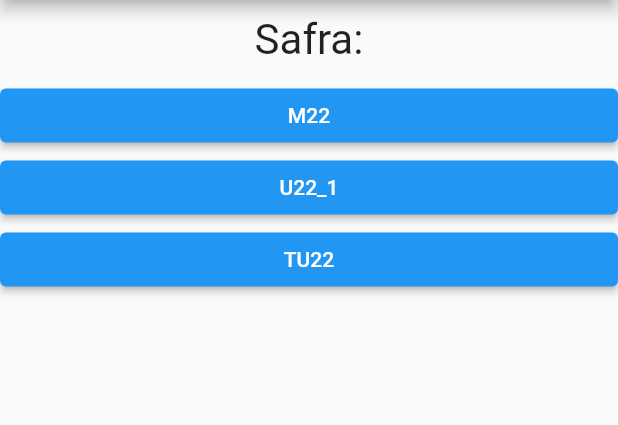
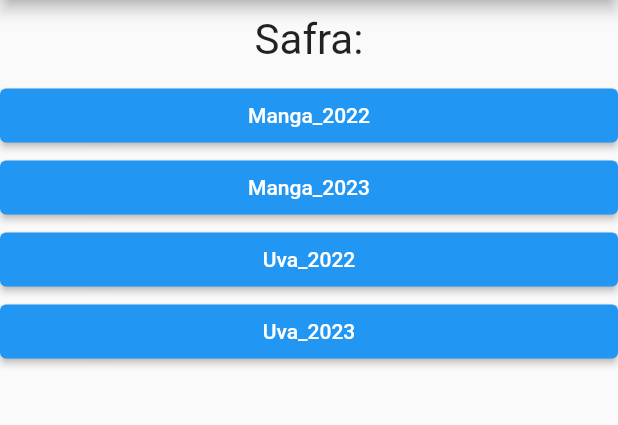
Before and after one commit to andrelira1/AppFitossanidade-v2.0, a Flutter app: the screen it shows after launch, on a phone screen of 412 x 824 dp, the part 84-509 px from its top. Run offline on Flutter 3.47's test engine with Material 2 defaults, Android fonts, the phone set to English and light mode, and no system bars.

Commit message:
Alterando dados sensíveis

```diff
--- a/lib/main.dart
+++ b/lib/main.dart
@@ -4,8 +4,8 @@ import './question.dart';
 import './respostas.dart';
 import './CamposDropDown.dart';
 
-const List<String> listSafra = <String>['M22', 'U22_1', 'TU22'];
-//const List<String> listTalhao = <String>['M22', 'U22_1', 'TU22'];
+const List<String> listSafra = <String>['Manga_2022', 'Manga_2023', 'Uva_2022', 'Uva_2023'];
+
 main() => runApp(AppFitossanidade());
 
 class _FitossanidadeAppState extends State<AppFitossanidade> {
@@ -13,15 +13,15 @@ class _FitossanidadeAppState extends State<AppFitossanidade> {
   final _camposfito = const [
     {
       'texto': 'Safra: ',
-      'respostas': ['M22', 'U22_1', 'TU22'],
+      'respostas': ['Manga_2022', 'Manga_2023', 'Uva_2022', 'Uva_2023'],
     },
     {
       'texto': 'Talhao: ',
-      'respostas': ['A414', 'B415', 'C416', 'D417', 'M411'],
+      'respostas': ['A1', 'B1', 'C1', 'D1', 'E1'],
     },
     {
-      'texto': 'Fundo Agrícola: ',
-      'respostas': ['Nova Fronteira', 'Bandeirante', 'Cauca', 'Lote 415'],
+      'texto': 'Fazenda: ',
+      'respostas': ['Farm1', 'Farm2', 'Farm3', 'Frm4'],
     },
     {
       'texto': 'Cultura: ',
@@ -35,9 +35,9 @@ class _FitossanidadeAppState extends State<AppFitossanidade> {
       'texto': 'Monitor: ',
       'respostas': [
         'André Lira',
-        'Bruno Guivares',
-        'Daniel Lopes',
-        'Isabela Thalita'
+        'Fulano de Tal',
+        'Beltrano da Manga',
+        'Siclano da Sanfona'
       ],
     },
   ];
```
